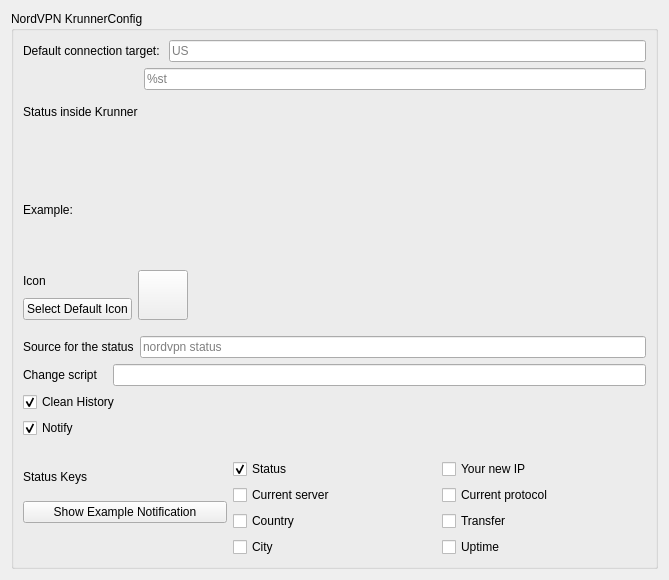
This is src/config/nordvpn_config.ui in alex1701c/NordVPNKrunner as Qt 5 draws it before an edit. The edited form follows.
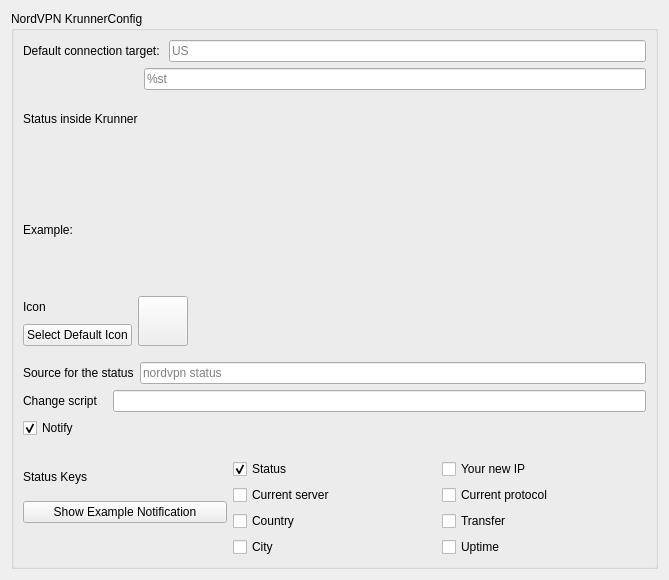
This is the edited form.

Commit message: Improve sync of config, cleanup add TODOs

Diff of the .ui file:
```diff
--- a/src/config/nordvpn_config.ui
+++ b/src/config/nordvpn_config.ui
@@ -209,19 +209,6 @@
       </item>
       <item>
        <layout class="QVBoxLayout" name="verticalLayout_2">
-        <item>
-         <widget class="QCheckBox" name="cleanHistory">
-          <property name="toolTip">
-           <string>&lt;html&gt;&lt;head/&gt;&lt;body&gt;&lt;p&gt;Removes entries like &amp;lt;vpn d&amp;gt; or &amp;lt;vpn set icon /some/path&amp;gt;&lt;/p&gt;&lt;/body&gt;&lt;/html&gt;</string>
-          </property>
-          <property name="text">
-           <string>Clean History</string>
-          </property>
-          <property name="checked">
-           <bool>true</bool>
-          </property>
-         </widget>
-        </item>
         <item>
          <widget class="QCheckBox" name="notify">
           <property name="toolTip">
```
The commit also changes 7 other files.
